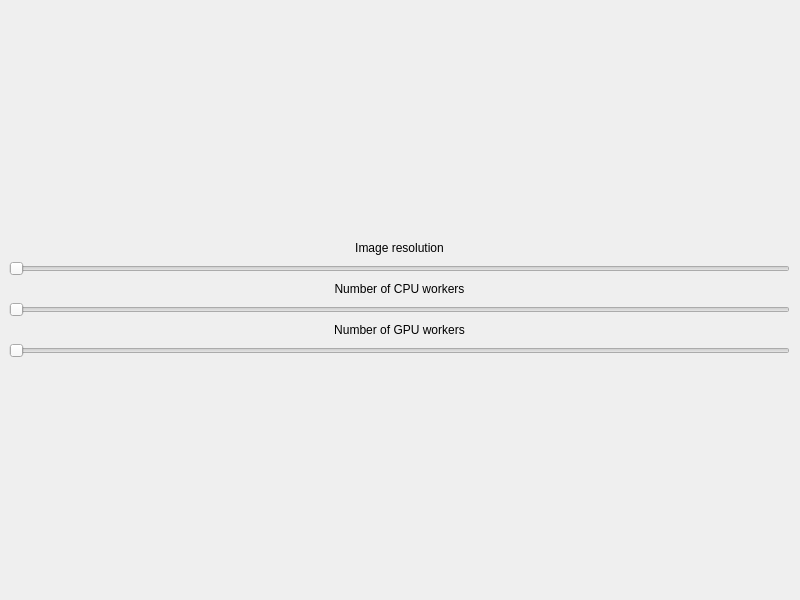
Above: controller.ui from actor-framework/fractal-demo before the change. Below: the same form after it.
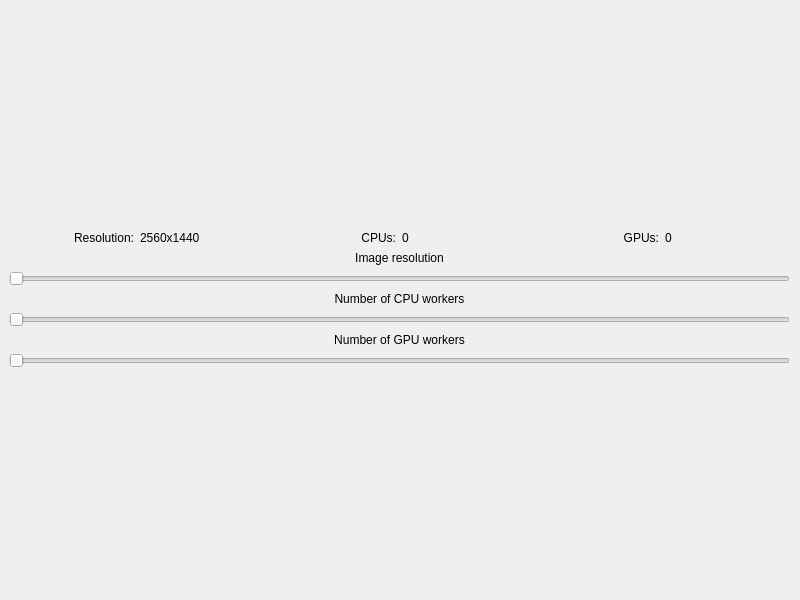
That is the form after the change. Custom widgets are drawn as their Qt base class.

Commit message: working in theory, display resolution not updated

The edit to the form file:
```diff
--- a/controller.ui
+++ b/controller.ui
@@ -24,14 +24,14 @@
      </rect>
     </property>
     <layout class="QGridLayout" name="gridLayout">
-     <item row="3" column="0">
+     <item row="4" column="0">
       <widget class="QLabel" name="cpu_label">
        <property name="text">
         <string>&lt;html&gt;&lt;head/&gt;&lt;body&gt;&lt;p align=&quot;center&quot;&gt;Number of CPU workers&lt;/p&gt;&lt;/body&gt;&lt;/html&gt;</string>
        </property>
       </widget>
      </item>
-     <item row="5" column="0">
+     <item row="6" column="0">
       <widget class="QLabel" name="gpu_label">
        <property name="maximumSize">
         <size>
@@ -44,28 +44,41 @@
        </property>
       </widget>
      </item>
-     <item row="4" column="0">
+     <item row="8" column="0">
+      <spacer name="verticalSpacer_2">
+       <property name="orientation">
+        <enum>Qt::Vertical</enum>
+       </property>
+       <property name="sizeHint" stdset="0">
+        <size>
+         <width>20</width>
+         <height>40</height>
+        </size>
+       </property>
+      </spacer>
+     </item>
+     <item row="5" column="0">
       <widget class="QSlider" name="cpu_slider">
        <property name="orientation">
         <enum>Qt::Horizontal</enum>
        </property>
       </widget>
      </item>
-     <item row="6" column="0">
+     <item row="7" column="0">
       <widget class="QSlider" name="gpu_slider">
        <property name="orientation">
         <enum>Qt::Horizontal</enum>
        </property>
       </widget>
      </item>
-     <item row="2" column="0">
+     <item row="3" column="0">
       <widget class="QSlider" name="res_slider">
        <property name="orientation">
         <enum>Qt::Horizontal</enum>
        </property>
       </widget>
      </item>
-     <item row="1" column="0">
+     <item row="2" column="0">
       <widget class="QLabel" name="res_label">
        <property name="text">
         <string>&lt;html&gt;&lt;head/&gt;&lt;body&gt;&lt;p align=&quot;center&quot;&gt;Image resolution&lt;/p&gt;&lt;/body&gt;&lt;/html&gt;</string>
@@ -85,18 +98,51 @@
        </property>
       </spacer>
      </item>
-     <item row="7" column="0">
-      <spacer name="verticalSpacer_2">
-       <property name="orientation">
-        <enum>Qt::Vertical</enum>
-       </property>
-       <property name="sizeHint" stdset="0">
-        <size>
-         <width>20</width>
-         <height>40</height>
-        </size>
-       </property>
-      </spacer>
+     <item row="1" column="0">
+      <layout class="QHBoxLayout" name="horizontalLayout">
+       <item>
+        <widget class="QLabel" name="res_legend">
+         <property name="text">
+          <string>&lt;html&gt;&lt;head/&gt;&lt;body&gt;&lt;p align=&quot;right&quot;&gt;Resolution:&lt;/p&gt;&lt;/body&gt;&lt;/html&gt;</string>
+         </property>
+        </widget>
+       </item>
+       <item>
+        <widget class="QLabel" name="res_current">
+         <property name="text">
+          <string>2560x1440</string>
+         </property>
+        </widget>
+       </item>
+       <item>
+        <widget class="QLabel" name="cpu_legend">
+         <property name="text">
+          <string>&lt;html&gt;&lt;head/&gt;&lt;body&gt;&lt;p align=&quot;right&quot;&gt;CPUs:&lt;/p&gt;&lt;/body&gt;&lt;/html&gt;</string>
+         </property>
+        </widget>
+       </item>
+       <item>
+        <widget class="QLabel" name="cpu_current">
+         <property name="text">
+          <string>0</string>
+         </property>
+        </widget>
+       </item>
+       <item>
+        <widget class="QLabel" name="gpu_legend">
+         <property name="text">
+          <string>&lt;html&gt;&lt;head/&gt;&lt;body&gt;&lt;p align=&quot;right&quot;&gt;GPUs:&lt;/p&gt;&lt;/body&gt;&lt;/html&gt;</string>
+         </property>
+        </widget>
+       </item>
+       <item>
+        <widget class="QLabel" name="gpu_current">
+         <property name="text">
+          <string>0</string>
+         </property>
+        </widget>
+       </item>
+      </layout>
      </item>
     </layout>
    </widget>
```
Left out of the diff: 32 changed lines with no effect on the pictures. The commit also changes 4 other files.
